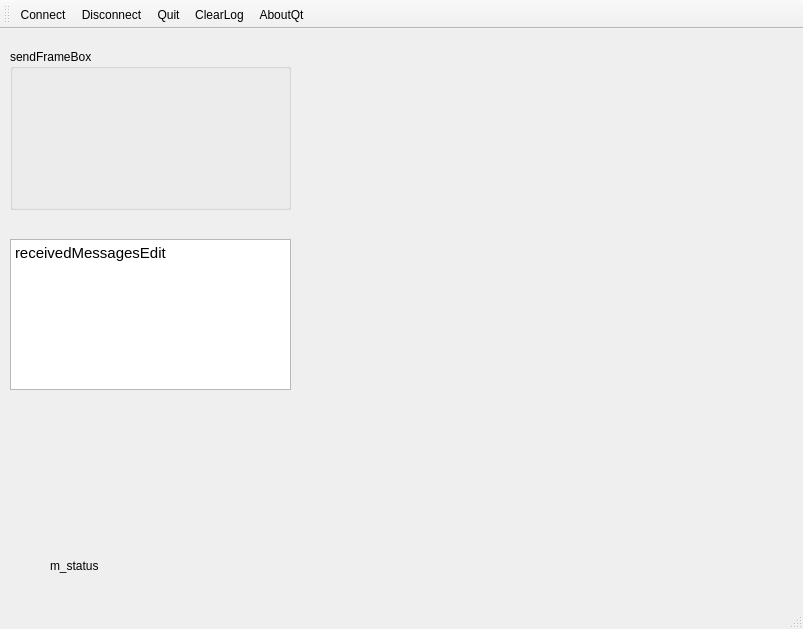
Above: mainwindow.ui from PowerOleg/Qt_can before the change. Below: the same form after it.
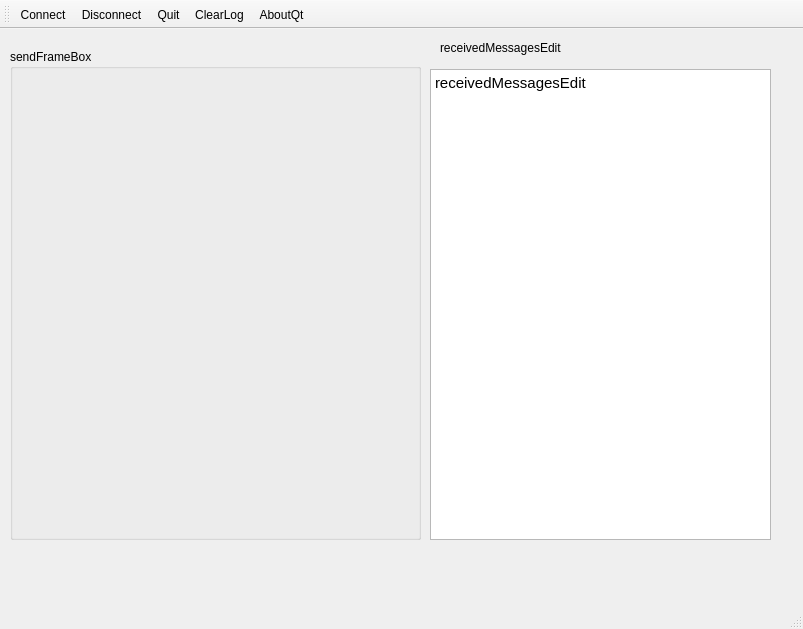
That is the form after the change. Icons and pictures are not drawn. Custom widgets are drawn as their Qt base class.

Patch:
```diff
--- a/mainwindow.ui
+++ b/mainwindow.ui
@@ -24,7 +24,7 @@
      </rect>
     </property>
     <property name="text">
-     <string>m_status</string>
+     <string/>
     </property>
    </widget>
    <widget class="SendFrameBox" name="sendFrameBox">
@@ -32,8 +32,8 @@
      <rect>
       <x>10</x>
       <y>20</y>
-      <width>281</width>
-      <height>161</height>
+      <width>411</width>
+      <height>491</height>
      </rect>
     </property>
     <property name="title">
@@ -43,10 +43,10 @@
    <widget class="QTextEdit" name="receivedMessagesEdit">
     <property name="geometry">
      <rect>
-      <x>10</x>
-      <y>210</y>
-      <width>281</width>
-      <height>151</height>
+      <x>430</x>
+      <y>40</y>
+      <width>341</width>
+      <height>471</height>
      </rect>
     </property>
     <property name="html">
@@ -57,6 +57,19 @@
 &lt;p style=&quot; margin-top:0px; margin-bottom:0px; margin-left:0px; margin-right:0px; -qt-block-indent:0; text-indent:0px;&quot;&gt;receivedMessagesEdit&lt;/p&gt;&lt;/body&gt;&lt;/html&gt;</string>
     </property>
    </widget>
+   <widget class="QLabel" name="receivedMessagesEditLabel">
+    <property name="geometry">
+     <rect>
+      <x>440</x>
+      <y>10</y>
+      <width>211</width>
+      <height>17</height>
+     </rect>
+    </property>
+    <property name="text">
+     <string>receivedMessagesEdit</string>
+    </property>
+   </widget>
   </widget>
   <widget class="QMenuBar" name="menuBar">
    <property name="geometry">
```
